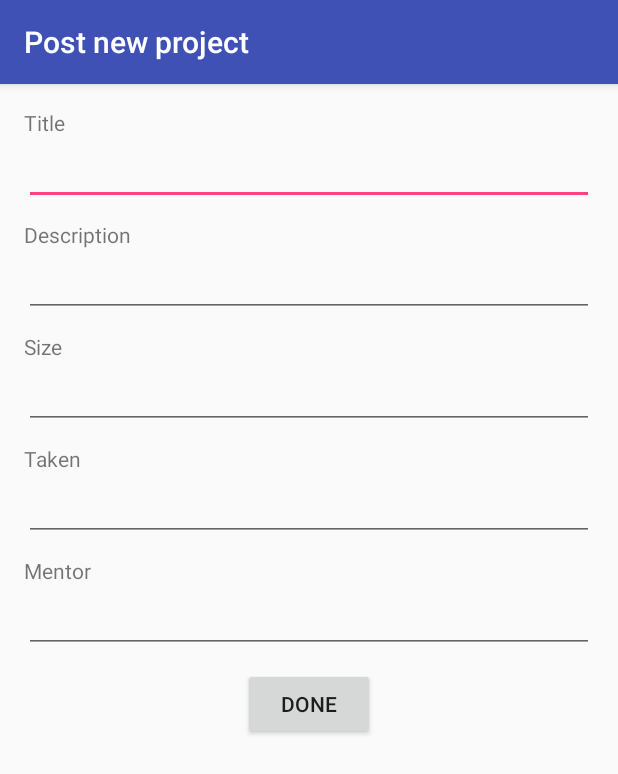
After one commit to bornaivankovic/RASSUS, an Android app: the PostActivity screen opened directly, with no data from a screen before it, on a phone screen of 412 x 824 dp. The commit adds this screen. Shown: the top 774 px of the screen. Run offline under Robolectric (Android 15) with nearby library versions, the phone set to English and light mode, and no system bars.

Commit message:
Dodana opcija postanja novog projekta

```diff
--- /dev/null
+++ b/MyApplication/app/src/main/res/layout/activity_post.xml
@@ -0,0 +1,115 @@
+<?xml version="1.0" encoding="utf-8"?>
+<RelativeLayout xmlns:android="http://schemas.android.com/apk/res/android"
+    xmlns:tools="http://schemas.android.com/tools"
+    android:id="@+id/activity_edit"
+    android:layout_width="match_parent"
+    android:layout_height="match_parent"
+    android:paddingBottom="@dimen/activity_vertical_margin"
+    android:paddingLeft="@dimen/activity_horizontal_margin"
+    android:paddingRight="@dimen/activity_horizontal_margin"
+    android:paddingTop="@dimen/activity_vertical_margin"
+    tools:context="hr.fer.tel.rassus.EditActivity">
+
+    <TextView
+        android:text="@string/edit_title"
+        android:layout_width="match_parent"
+        android:layout_height="wrap_content"
+        android:layout_alignParentTop="true"
+        android:layout_alignParentLeft="true"
+        android:layout_alignParentStart="true"
+        android:id="@+id/post_text_title" />
+
+    <EditText
+        android:layout_width="match_parent"
+        android:layout_height="wrap_content"
+        android:layout_below="@+id/post_text_title"
+        android:layout_alignParentLeft="true"
+        android:layout_alignParentStart="true"
+        android:id="@+id/post_title"
+        android:inputType="text"/>
+
+    <TextView
+        android:text="@string/edit_description"
+        android:layout_width="match_parent"
+        android:layout_height="wrap_content"
+        android:layout_below="@+id/post_title"
+        android:layout_alignParentLeft="true"
+        android:layout_alignParentStart="true"
+        android:layout_marginTop="10dp"
+        android:id="@+id/post_text_description" />
+
+    <EditText
+        android:layout_width="match_parent"
+        android:layout_height="wrap_content"
+        android:layout_below="@+id/post_text_description"
+        android:layout_alignParentLeft="true"
+        android:layout_alignParentStart="true"
+        android:id="@+id/post_description"
+        android:inputType="text"/>
+
+    <TextView
+        android:text="@string/edit_size"
+        android:layout_width="match_parent"
+        android:layout_height="wrap_content"
+        android:layout_below="@+id/post_description"
+        android:layout_alignParentLeft="true"
+        android:layout_alignParentStart="true"
+        android:layout_marginTop="10dp"
+        android:id="@+id/post_text_size" />
+
+    <EditText
+        android:layout_width="match_parent"
+        android:layout_height="wrap_content"
+        android:inputType="number"
+        android:layout_below="@+id/post_text_size"
+        android:layout_alignParentLeft="true"
+        android:layout_alignParentStart="true"
+        android:id="@+id/post_size" />
+
+    <TextView
+        android:text="@string/edit_taken"
+        android:layout_width="match_parent"
+        android:layout_height="wrap_content"
+        android:layout_below="@+id/post_size"
+        android:layout_alignParentLeft="true"
+        android:layout_alignParentStart="true"
+        android:layout_marginTop="10dp"
+        android:id="@+id/post_text_taken" />
+
+    <EditText
+        android:layout_width="match_parent"
+        android:layout_height="wrap_content"
+        android:layout_below="@+id/post_text_taken"
+        android:layout_alignParentLeft="true"
+        android:layout_alignParentStart="true"
+        android:id="@+id/post_taken"
+        android:inputType="number"/>
+
+    <TextView
+        android:text="@string/edit_mentor"
+        android:layout_width="match_parent"
+        android:layout_height="wrap_content"
+        android:layout_below="@+id/post_taken"
+        android:layout_alignParentLeft="true"
+        android:layout_alignParentStart="true"
+        android:layout_marginTop="10dp"
+        android:id="@+id/post_text_mentor" />
+
+    <EditText
+        android:layout_width="match_parent"
+        android:layout_height="wrap_content"
+        android:layout_below="@+id/post_text_mentor"
+        android:layout_alignParentLeft="true"
+        android:layout_alignParentStart="true"
+        android:id="@+id/post_mentor" />
+
+    <Button
+        android:text="@string/edit_done"
+        android:layout_width="wrap_content"
+        android:layout_height="wrap_content"
+        android:id="@+id/post_done"
+        android:onClick="send"
+        android:layout_below="@+id/post_mentor"
+        android:layout_centerHorizontal="true"
+        android:layout_marginTop="10dp" />
+</RelativeLayout>
--- a/MyApplication/app/src/main/res/values/strings.xml
+++ b/MyApplication/app/src/main/res/values/strings.xml
@@ -32,6 +32,7 @@
     <string name="edit_done">Done</string>
     <string name="edit_team">Team</string>
     <string name="edit_mentor">Mentor</string>
+    <string name="post_button">Post new project</string>
 
     <!-- Strings related to Settings -->
     <string name="pref_title_hostname">Hostname</string>
```
Also changed, not shown: MyApplication/app/src/main/AndroidManifest.xml (+8 -2 lines), MyApplication/app/src/main/java/hr/fer/tel/rassus/BrowseAdminActivity.java (added, +57 -0 lines), MyApplication/app/src/main/java/hr/fer/tel/rassus/HttpPostHandler.java (added, +103 -0 lines), MyApplication/app/src/main/java/hr/fer/tel/rassus/MainActivity.java (+4 -3 lines), MyApplication/app/src/main/java/hr/fer/tel/rassus/PostAction.java (added, +32 -0 lines), MyApplication/app/src/main/java/hr/fer/tel/rassus/PostActivity.java (added, +56 -0 lines), MyApplication/app/src/main/res/layout/activity_browse_admin.xml (added, +22 -0 lines), MyApplication/app/src/main/res/layout/activity_main.xml (+14 -21 lines).
